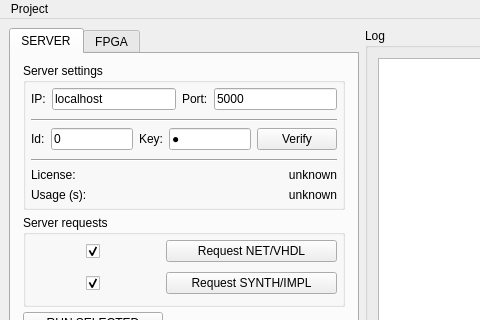
This is GUI/Python/Resources/GUI/interface.ui in dspsandbox/Canvas as Qt 5 draws it before an edit; both pictures show x 0 to 480 and y 0 to 320 of the 875 by 775 pixel window. The edited form follows.
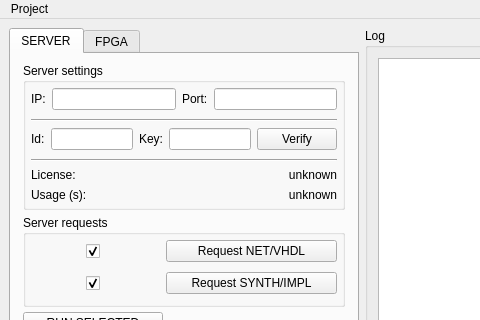
This is the edited form. The open tabs and pages were chosen to show the change.

```diff
--- a/GUI/Python/Resources/GUI/interface.ui
+++ b/GUI/Python/Resources/GUI/interface.ui
@@ -140,7 +140,7 @@
                  <item>
                   <widget class="QLineEdit" name="lineEdit_serverIP">
                    <property name="text">
-                    <string>localhost</string>
+                    <string/>
                    </property>
                   </widget>
                  </item>
@@ -154,7 +154,7 @@
                  <item>
                   <widget class="QLineEdit" name="lineEdit_serverPort">
                    <property name="text">
-                    <string>5000</string>
+                    <string/>
                    </property>
                   </widget>
                  </item>
@@ -199,7 +199,7 @@
                  <item>
                   <widget class="QLineEdit" name="lineEdit_workspaceId">
                    <property name="text">
-                    <string>0</string>
+                    <string/>
                    </property>
                   </widget>
                  </item>
@@ -213,7 +213,7 @@
                  <item>
                   <widget class="QLineEdit" name="lineEdit_workspaceKey">
                    <property name="text">
-                    <string>0</string>
+                    <string/>
                    </property>
                    <property name="echoMode">
                     <enum>QLineEdit::Password</enum>
```
Left out of the diff: 10 changed lines with no effect on the pictures.
